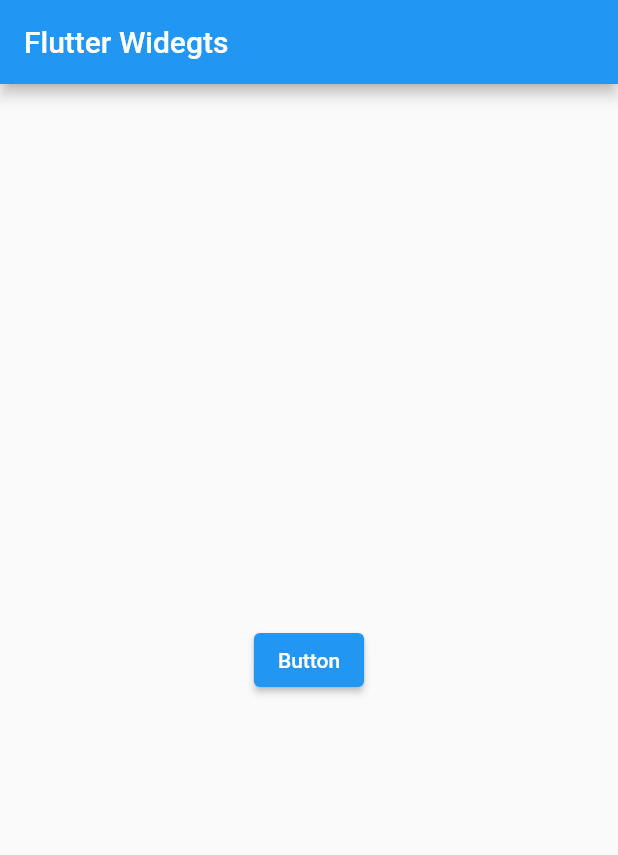
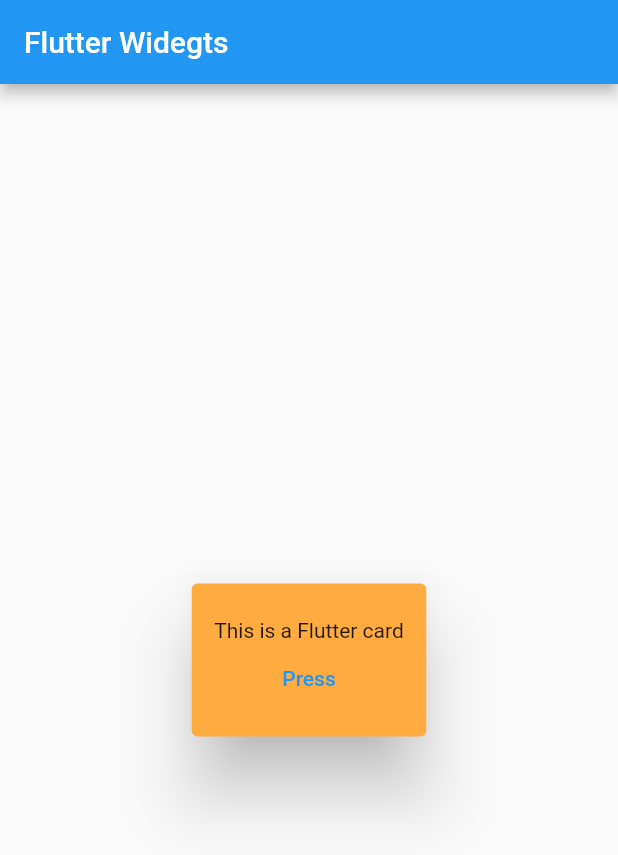
Before and after one commit to shaurya019/ALL_Flutter-Widgets, a Flutter app: the screen it shows after launch, on a phone screen of 412 x 824 dp. Shown: the top 855 px of the screen. Run offline on Flutter 3.47's test engine with Material 2 defaults, Android fonts, the phone set to English and light mode, and no system bars.

Commit message:
Flutter Card ' Widget

```diff
--- a/lib/main.dart
+++ b/lib/main.dart
@@ -41,26 +41,20 @@ class _MyHomePageState extends State<MyHomePage> {
         title: Text(widget.title),
       ),
       body:Center(
-        child: ElevatedButton(
-          child: const Text('Button'),
-          onPressed: () {
-            showModalBottomSheet(
-                context: context,
-                builder: (BuildContext context){
-                  return SizedBox(
-                    height: 400,
-                    child: Center(
-                        child: ElevatedButton(
-                          child: const Text('Close'),
-                          onPressed: (){
-                            Navigator.pop(context);
-                          },
-                        )
-                    ),
-                  );
-            },
-            );
-          },
+        child: Card(
+          elevation: 20,
+          color: Colors.orangeAccent,
+          child: Padding(
+            padding: const EdgeInsets.all(15.0),
+            child: Column(
+              mainAxisSize: MainAxisSize.min,
+              children: <Widget>[
+                const SizedBox(height: 8,),
+                const Text('This is a Flutter card'),
+                TextButton(onPressed: (){}, child: Text('Press'))
+              ],
+            ),
+          ),
         ),
       )
     );
```
